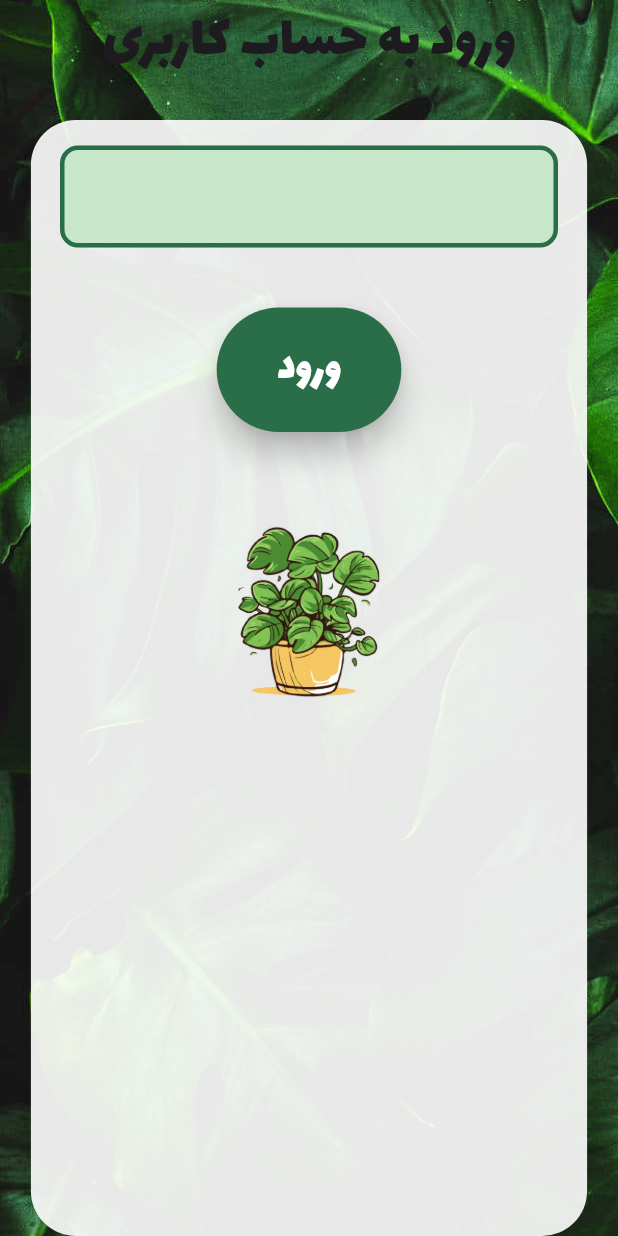
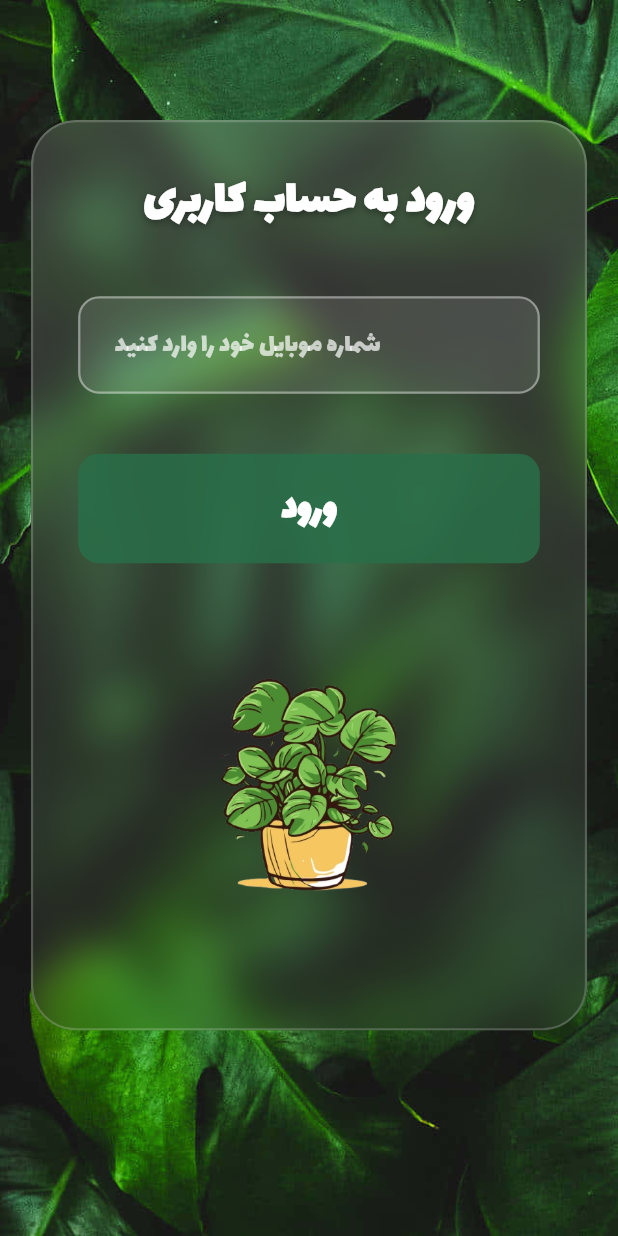
Before and after one commit to amirpython3/PlantApp, a Flutter app: the Loginpage screen opened directly, on a phone screen of 412 x 824 dp. Run offline on Flutter 3.47's test engine with Material 3 defaults, Android fonts, the light colour scheme and no system bars.

Commit message:
update login page

```diff
--- a/lib/screens/Loginpage.dart
+++ b/lib/screens/Loginpage.dart
@@ -1,3 +1,5 @@
+import 'dart:ui';
+
 import 'package:flutter/material.dart';
 import 'package:planetapp/const/constans.dart';
 
@@ -8,16 +10,26 @@
   State<Loginpage> createState() => _LoginpageState();
 }
 
-class _LoginpageState extends State<Loginpage> {
+class _LoginpageState extends State<Loginpage> with TickerProviderStateMixin {
   late TextEditingController _controller;
+  late AnimationController _controllerAnim;
+  late Animation<double> _animation;
+
   @override
   void initState() {
     super.initState();
     _controller = TextEditingController();
+    _controllerAnim = AnimationController(
+      vsync: this,
+      duration: const Duration(milliseconds: 1500),
+    )..repeat(reverse: true);
+
+    _animation = Tween<double>(begin: 0, end: -10).animate(_controllerAnim);
   }
 
   @override
   void dispose() {
+    _controllerAnim.dispose();
     _controller.dispose();
     super.dispose();
   }
@@ -27,96 +39,158 @@
     return Scaffold(
       body: Stack(
         children: [
+          // 1. بک‌گراند کل صفحه
           Positioned.fill(
             child: Image.asset(
               'assets/images/plantbackgarnd.jpg',
               fit: BoxFit.cover,
             ),
           ),
+
+          // 2. کارت شیشه‌ای (Glassmorphism)
           Align(
-            alignment: Alignment.topCenter, // بالای صفحه، وسط
+            alignment: Alignment.topCenter,
             child: Padding(
-              padding: const EdgeInsets.only(top: 80), // فاصله از بالا
+              padding: const EdgeInsets.only(top: 80),
+              child: ClipRRect(
+                borderRadius: BorderRadius.circular(30),
+                child: BackdropFilter(
+                  filter: ImageFilter.blur(sigmaX: 15, sigmaY: 15),
                   child: Container(
-                width: MediaQuery.of(context).size.width * 0.9, // 90% عرض صفحه
+                    width: MediaQuery.of(context).size.width * 0.9,
                     padding: const EdgeInsets.all(30),
                     decoration: BoxDecoration(
-                  color: Colors.white.withOpacity(0.9), // کمی شفاف برای زیبایی
+                      gradient: LinearGradient(
+                        colors: [
+                          Colors.white.withOpacity(0.15),
+                          Colors.white.withOpacity(0.05),
+                        ],
+                        begin: Alignment.topCenter,
+                        end: Alignment.bottomCenter,
+                      ),
                       borderRadius: BorderRadius.circular(30),
+                      border: Border.all(
+                        color: Colors.white.withOpacity(0.2),
+                        width: 1.5,
+                      ),
                       boxShadow: [
                         BoxShadow(
-                      color: Colors.black.withOpacity(0.1),
-                      blurRadius: 10,
-                      offset: Offset(0, 5),
+                          color: Colors.black.withOpacity(0.08),
+                          blurRadius: 20,
+                          offset: Offset(0, 8),
+                        ),
+                      ],
+                    ),
+                    child: Column(
+                      mainAxisSize: MainAxisSize.min,
+                      crossAxisAlignment: CrossAxisAlignment.center,
+                      children: [
+                        Text(
+                          'ورود به حساب کاربری',
+                          style: TextStyle(
+                            fontFamily: 'Lalezar',
+                            fontSize: 32,
+                            fontWeight: FontWeight.bold,
+                            color: Colors.white,
+                            shadows: [
+                              Shadow(
+                                color: Colors.black.withOpacity(0.3),
+                                blurRadius: 6,
+                                offset: Offset(0, 2),
+                              ),
+                            ],
+                          ),
+                        ),
+                        const SizedBox(height: 40),
+                        TextField(
+                          controller: _controller,
+                          keyboardType: TextInputType.phone,
+                          style: TextStyle(
+                            fontFamily: 'Lalezar',
+                            fontSize: 22,
+                            color: Colors.white,
+                          ),
+                          decoration: InputDecoration(
+                            filled: true,
+                            fillColor: Colors.white.withOpacity(0.1),
+                            hintText: 'شماره موبایل خود را وارد کنید',
+                            hintStyle: TextStyle(
+                              fontFamily: 'Lalezar',
+                              fontSize: 18,
+                              color: Colors.white70,
+                            ),
+                            contentPadding: const EdgeInsets.symmetric(
+                              vertical: 16,
+                              horizontal: 20,
+                            ),
+                            enabledBorder: OutlineInputBorder(
+                              borderRadius: BorderRadius.circular(14),
+                              borderSide: BorderSide(
+                                color: Colors.white.withOpacity(0.4),
+                                width: 1.5,
+                              ),
+                            ),
+                            focusedBorder: OutlineInputBorder(
+                              borderRadius: BorderRadius.circular(14),
+                              borderSide: BorderSide(
+                                color: Constans.primerycolor,
+                                width: 2.5,
+                              ),
+                            ),
+                          ),
+                        ),
+                        const SizedBox(height: 40),
+                        SizedBox(
+                          width: double.infinity,
+                          child: ElevatedButton(
+                            onPressed: () {
+                              // عملیات ورود
+                            },
+                            style: ElevatedButton.styleFrom(
+                              backgroundColor: Constans.primerycolor
+                                  .withOpacity(0.85),
+                              padding: const EdgeInsets.symmetric(vertical: 18),
+                              shape: RoundedRectangleBorder(
+                                borderRadius: BorderRadius.circular(14),
+                              ),
+                              elevation: 0,
+                            ),
+                            child: Text(
+                              'ورود',
+                              style: TextStyle(
+                                fontFamily: 'Lalezar',
+                                fontSize: 26,
+                                color: Colors.white,
+                                fontWeight: FontWeight.bold,
+                              ),
+                            ),
+                          ),
+                        ),
+                        // ✅ تصویر تزئینی — زیر دکمه و داخل کارت
+                        const SizedBox(height: 30),
+                        SizedBox(
+                          height: 250,
+                          width: 250,
+                          child: AnimatedBuilder(
+                            animation: _animation,
+                            builder: (context, child) {
+                              return Transform.translate(
+                                offset: Offset(0, _animation.value),
+                                child: child!,
+                              );
+                            },
+                            child: Image.asset(
+                              'assets/images/cartoonplant.png',
+                              fit: BoxFit.contain,
+                            ),
+                          ),
                         ),
                       ],
                     ),
                   ),
                 ),
               ),
-
-          Column(
-            crossAxisAlignment: CrossAxisAlignment.center,
-            mainAxisAlignment: MainAxisAlignment.start,
-            children: <Widget>[
-              Text(
-                'ورود به حساب کاربری',
-                style: TextStyle(fontFamily: 'Lalezar', fontSize: 40),
             ),
-              Padding(
-                padding: const EdgeInsets.all(40),
-                child: TextField(
-                  controller: _controller,
-                  keyboardType: TextInputType.phone,
-                  style: const TextStyle(fontFamily: 'Lalezar', fontSize: 24),
-
-                  decoration: InputDecoration(
-                    filled: true,
-                    fillColor: Colors.green.shade100,
-                    enabledBorder: OutlineInputBorder(
-                      borderRadius: BorderRadius.circular(12),
-                      borderSide: BorderSide(
-                        width: 3,
-                        color: Constans.primerycolor,
-                      ),
-                    ),
-                    focusedBorder: OutlineInputBorder(
-                      borderRadius: BorderRadius.circular(12),
-                      borderSide: BorderSide(
-                        width: 3,
-                        color: Constans.primerycolor,
-                      ),
-                    ),
-                  ),
-                ),
-              ),
-              ElevatedButton(
-                style: ButtonStyle(
-                  elevation: WidgetStateProperty.all<double>(8),
-                  padding: WidgetStateProperty.all(
-                    EdgeInsets.symmetric(vertical: 20, horizontal: 40),
-                  ),
-                  backgroundColor: WidgetStateProperty.all<Color>(
-                    (Constans.primerycolor),
-                  ),
-                ),
-                onPressed: () {},
-                child: Text(
-                  'ورود',
-                  style: TextStyle(
-                    fontFamily: 'Lalezar',
-                    fontSize: 30,
-                    color: Colors.white,
-                  ),
-                ),
-              ),
-              SizedBox(height: 20),
-              SizedBox(
-                height: 200,
-                width: 200,
-                child: Image.asset('assets/images/cartoonplant.png'),
-              ),
-            ],
           ),
         ],
       ),
```
Lines whose indentation alone changed are shown as unchanged.
